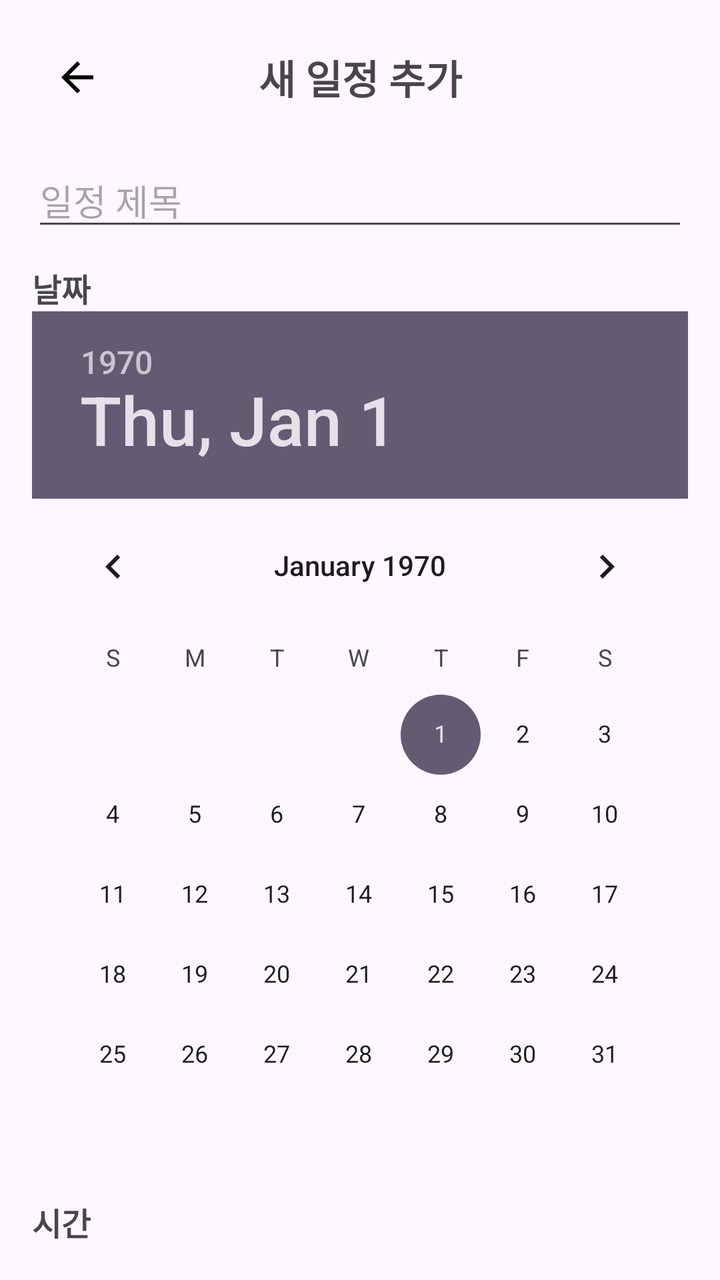
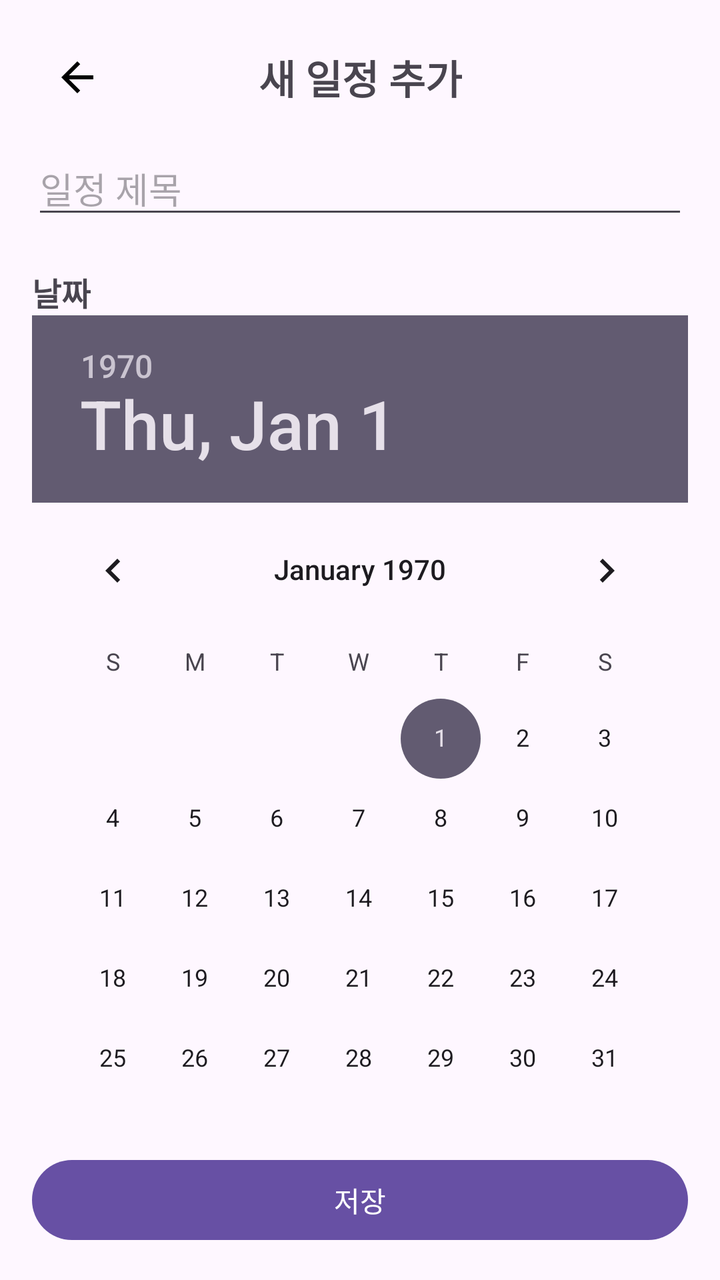

Compare the two renders of this Android layout. The source of the first and the diff that turns it into the second are given below.
<!-- AndroidManifest.xml: application theme Theme.MyApplication -->
<!-- res/layout/fragment_schedule_bottom_sheet.xml -->
<?xml version="1.0" encoding="utf-8"?>
<androidx.constraintlayout.widget.ConstraintLayout
    xmlns:android="http://schemas.android.com/apk/res/android"
    xmlns:app="http://schemas.android.com/apk/res-auto"
    android:layout_width="match_parent"
    android:layout_height="wrap_content"
    android:padding="16dp">

    
    <ImageButton
        android:id="@+id/btnBack"
        android:layout_width="45dp"
        android:layout_height="45dp"
        android:background="?attr/selectableItemBackgroundBorderless"
        android:src="@drawable/ic_back"
        android:contentDescription="뒤로가기"
        app:tint="@android:color/black"
        app:layout_constraintStart_toStartOf="parent"
        app:layout_constraintTop_toTopOf="parent" />

    
    <TextView
        android:id="@+id/tvBottomSheetTitle"
        android:layout_width="0dp"
        android:layout_height="wrap_content"
        android:text="새 일정 추가"
        android:textSize="20sp"
        android:textStyle="bold"
        android:gravity="center"
        app:layout_constraintStart_toStartOf="parent"
        app:layout_constraintEnd_toEndOf="parent"
        app:layout_constraintTop_toTopOf="@id/btnBack"
        app:layout_constraintBottom_toBottomOf="@id/btnBack" />

    
    <EditText
        android:id="@+id/editScheduleTitle"
        android:layout_width="0dp"
        android:layout_height="wrap_content"
        android:hint="일정 제목"
        android:inputType="text"
        android:maxLines="1"
        android:singleLine="true"
        android:layout_marginTop="16dp"
        app:layout_constraintTop_toBottomOf="@id/btnBack"
        app:layout_constraintStart_toStartOf="parent"
        app:layout_constraintEnd_toEndOf="parent" />

    
    <TextView
        android:id="@+id/tvDateLabel"
        android:layout_width="wrap_content"
        android:layout_height="wrap_content"
        android:text="날짜"
        android:textSize="16sp"
        android:textStyle="bold"
        android:layout_marginTop="12dp"
        app:layout_constraintTop_toBottomOf="@id/editScheduleTitle"
        app:layout_constraintStart_toStartOf="parent" />

    
    <DatePicker
        android:id="@+id/datePicker"
        android:layout_width="0dp"
        android:layout_height="wrap_content"
        android:calendarViewShown="true"
        android:spinnersShown="false"
        app:layout_constraintTop_toBottomOf="@id/tvDateLabel"
        app:layout_constraintStart_toStartOf="parent"
        app:layout_constraintEnd_toEndOf="parent" />

    
    <TextView
        android:id="@+id/tvTimeLabel"
        android:layout_width="wrap_content"
        android:layout_height="wrap_content"
        android:text="시간"
        android:textSize="16sp"
        android:textStyle="bold"
        android:layout_marginTop="12dp"
        app:layout_constraintTop_toBottomOf="@id/datePicker"
        app:layout_constraintStart_toStartOf="parent" />

    
    <LinearLayout
        android:id="@+id/layoutTime"
        android:layout_width="0dp"
        android:layout_height="wrap_content"
        android:orientation="horizontal"
        android:gravity="center_vertical"
        android:layout_marginTop="4dp"
        app:layout_constraintTop_toBottomOf="@id/tvTimeLabel"
        app:layout_constraintStart_toStartOf="parent"
        app:layout_constraintEnd_toEndOf="parent">

        
        <EditText
            android:id="@+id/editStartTime"
            android:layout_width="0dp"
            android:layout_height="wrap_content"
            android:layout_weight="1"
            android:hint="시작 (예: 0930)"
            android:inputType="number"
            android:maxLength="5"
            android:textSize="15sp" />

        <TextView
            android:layout_width="wrap_content"
            android:layout_height="wrap_content"
            android:layout_marginHorizontal="8dp"
            android:text="~" />

        
        <EditText
            android:id="@+id/editEndTime"
            android:layout_width="0dp"
            android:layout_height="wrap_content"
            android:layout_weight="1"
            android:hint="종료 (예: 1030)"
            android:inputType="number"
            android:maxLength="5"
            android:textSize="15sp" />
    </LinearLayout>

    
    <EditText
        android:id="@+id/editScheduleDetail"
        android:layout_width="0dp"
        android:layout_height="wrap_content"
        android:hint="상세 내용"
        android:inputType="textMultiLine"
        android:minLines="3"
        android:gravity="top|start"
        android:layout_marginTop="8dp"
        app:layout_constraintTop_toBottomOf="@id/layoutTime"
        app:layout_constraintStart_toStartOf="parent"
        app:layout_constraintEnd_toEndOf="parent" />

    
    <TextView
        android:id="@+id/tvAlarmLabel"
        android:layout_width="wrap_content"
        android:layout_height="wrap_content"
        android:text="알림"
        android:textSize="16sp"
        android:textStyle="bold"
        android:layout_marginTop="12dp"
        app:layout_constraintTop_toBottomOf="@id/editScheduleDetail"
        app:layout_constraintStart_toStartOf="parent" />

    
    <Button
        android:id="@+id/btnSaveSchedule"
        android:layout_width="0dp"
        android:layout_height="wrap_content"
        android:text="저장"
        android:layout_marginTop="16dp"
        app:layout_constraintTop_toBottomOf="@id/tvAlarmLabel"
        app:layout_constraintStart_toStartOf="parent"
        app:layout_constraintEnd_toEndOf="parent"
        app:layout_constraintBottom_toBottomOf="parent" />

</androidx.constraintlayout.widget.ConstraintLayout>
<!-- resources referenced by this layout -->
<resources>
  <!-- drawable ic_back (drawable) -->
  <vector xmlns:android="http://schemas.android.com/apk/res/android" android:autoMirrored="true" android:height="24dp" android:tint="#000000" android:viewportHeight="960" android:viewportWidth="960" android:width="24dp">
        
      <path android:fillColor="@android:color/white" android:pathData="M313,520L537,744L480,800L160,480L480,160L537,216L313,440L800,440L800,520L313,520Z"/>
      
  </vector>
  <style name="Theme.MyApplication" parent="Theme.Material3.DayNight.NoActionBar">
          
      </style>
</resources>

<!-- the commit's change to res/layout/fragment_schedule_bottom_sheet.xml (unified diff, before → after) -->
@@ -1,163 +1,195 @@
 <?xml version="1.0" encoding="utf-8"?>
-<androidx.constraintlayout.widget.ConstraintLayout
+<LinearLayout
     xmlns:android="http://schemas.android.com/apk/res/android"
     xmlns:app="http://schemas.android.com/apk/res-auto"
     android:layout_width="match_parent"
-    android:layout_height="wrap_content"
+    android:layout_height="match_parent"
+    android:orientation="vertical"
     android:padding="16dp">
 
-    
-    <ImageButton
-        android:id="@+id/btnBack"
-        android:layout_width="45dp"
-        android:layout_height="45dp"
-        android:background="?attr/selectableItemBackgroundBorderless"
-        android:src="@drawable/ic_back"
-        android:contentDescription="뒤로가기"
-        app:tint="@android:color/black"
-        app:layout_constraintStart_toStartOf="parent"
-        app:layout_constraintTop_toTopOf="parent" />
+    <androidx.constraintlayout.widget.ConstraintLayout
+        android:layout_width="match_parent"
+        android:layout_height="wrap_content"
+        android:layout_marginBottom="10dp">
 
-    
-    <TextView
-        android:id="@+id/tvBottomSheetTitle"
-        android:layout_width="0dp"
-        android:layout_height="wrap_content"
-        android:text="새 일정 추가"
-        android:textSize="20sp"
-        android:textStyle="bold"
-        android:gravity="center"
-        app:layout_constraintStart_toStartOf="parent"
-        app:layout_constraintEnd_toEndOf="parent"
-        app:layout_constraintTop_toTopOf="@id/btnBack"
-        app:layout_constraintBottom_toBottomOf="@id/btnBack" />
-
-    
-    <EditText
-        android:id="@+id/editScheduleTitle"
-        android:layout_width="0dp"
-        android:layout_height="wrap_content"
-        android:hint="일정 제목"
-        android:inputType="text"
-        android:maxLines="1"
-        android:singleLine="true"
-        android:layout_marginTop="16dp"
-        app:layout_constraintTop_toBottomOf="@id/btnBack"
-        app:layout_constraintStart_toStartOf="parent"
-        app:layout_constraintEnd_toEndOf="parent" />
-
-    
-    <TextView
-        android:id="@+id/tvDateLabel"
-        android:layout_width="wrap_content"
-        android:layout_height="wrap_content"
-        android:text="날짜"
-        android:textSize="16sp"
-        android:textStyle="bold"
-        android:layout_marginTop="12dp"
-        app:layout_constraintTop_toBottomOf="@id/editScheduleTitle"
-        app:layout_constraintStart_toStartOf="parent" />
-
-    
-    <DatePicker
-        android:id="@+id/datePicker"
-        android:layout_width="0dp"
-        android:layout_height="wrap_content"
-        android:calendarViewShown="true"
-        android:spinnersShown="false"
-        app:layout_constraintTop_toBottomOf="@id/tvDateLabel"
-        app:layout_constraintStart_toStartOf="parent"
-        app:layout_constraintEnd_toEndOf="parent" />
-
-    
-    <TextView
-        android:id="@+id/tvTimeLabel"
-        android:layout_width="wrap_content"
-        android:layout_height="wrap_content"
-        android:text="시간"
-        android:textSize="16sp"
-        android:textStyle="bold"
-        android:layout_marginTop="12dp"
-        app:layout_constraintTop_toBottomOf="@id/datePicker"
-        app:layout_constraintStart_toStartOf="parent" />
-
-    
-    <LinearLayout
-        android:id="@+id/layoutTime"
-        android:layout_width="0dp"
-        android:layout_height="wrap_content"
-        android:orientation="horizontal"
-        android:gravity="center_vertical"
-        android:layout_marginTop="4dp"
-        app:layout_constraintTop_toBottomOf="@id/tvTimeLabel"
-        app:layout_constraintStart_toStartOf="parent"
-        app:layout_constraintEnd_toEndOf="parent">
-
-        
-        <EditText
-            android:id="@+id/editStartTime"
-            android:layout_width="0dp"
-            android:layout_height="wrap_content"
-            android:layout_weight="1"
-            android:hint="시작 (예: 0930)"
-            android:inputType="number"
-            android:maxLength="5"
-            android:textSize="15sp" />
+        <ImageButton
+            android:id="@+id/btnBack"
+            android:layout_width="45dp"
+            android:layout_height="45dp"
+            android:background="?attr/selectableItemBackgroundBorderless"
+            android:src="@drawable/ic_back"
+            android:contentDescription="뒤로가기"
+            app:tint="@android:color/black"
+            app:layout_constraintStart_toStartOf="parent"
+            app:layout_constraintTop_toTopOf="parent"
+            app:layout_constraintBottom_toBottomOf="parent" />
 
         <TextView
+            android:id="@+id/tvBottomSheetTitle"
             android:layout_width="wrap_content"
             android:layout_height="wrap_content"
-            android:layout_marginHorizontal="8dp"
-            android:text="~" />
+            android:text="새 일정 추가"
+            android:textSize="20sp"
+            android:textStyle="bold"
+            app:layout_constraintStart_toStartOf="parent"
+            app:layout_constraintEnd_toEndOf="parent"
+            app:layout_constraintTop_toTopOf="parent"
+            app:layout_constraintBottom_toBottomOf="parent" />
+    </androidx.constraintlayout.widget.ConstraintLayout>
 
-        
-        <EditText
-            android:id="@+id/editEndTime"
-            android:layout_width="0dp"
+    <androidx.core.widget.NestedScrollView
+        android:layout_width="match_parent"
+        android:layout_height="0dp"
+        android:layout_weight="1"
+        android:fillViewport="true">
+
+        <LinearLayout
+            android:layout_width="match_parent"
             android:layout_height="wrap_content"
-            android:layout_weight="1"
-            android:hint="종료 (예: 1030)"
-            android:inputType="number"
-            android:maxLength="5"
-            android:textSize="15sp" />
-    </LinearLayout>
+            android:orientation="vertical">
 
-    
-    <EditText
-        android:id="@+id/editScheduleDetail"
-        android:layout_width="0dp"
-        android:layout_height="wrap_content"
-        android:hint="상세 내용"
-        android:inputType="textMultiLine"
-        android:minLines="3"
-        android:gravity="top|start"
-        android:layout_marginTop="8dp"
-        app:layout_constraintTop_toBottomOf="@id/layoutTime"
-        app:layout_constraintStart_toStartOf="parent"
-        app:layout_constraintEnd_toEndOf="parent" />
+            <EditText
+                android:id="@+id/editScheduleTitle"
+                android:layout_width="match_parent"
+                android:layout_height="wrap_content"
+                android:hint="일정 제목"
+                android:inputType="text"
+                android:maxLines="1"
+                android:singleLine="true" />
 
-    
-    <TextView
-        android:id="@+id/tvAlarmLabel"
-        android:layout_width="wrap_content"
-        android:layout_height="wrap_content"
-        android:text="알림"
-        android:textSize="16sp"
-        android:textStyle="bold"
-        android:layout_marginTop="12dp"
-        app:layout_constraintTop_toBottomOf="@id/editScheduleDetail"
-        app:layout_constraintStart_toStartOf="parent" />
+            <TextView
+                android:id="@+id/tvDateLabel"
+                android:layout_width="wrap_content"
+                android:layout_height="wrap_content"
+                android:text="날짜"
+                android:textSize="16sp"
+                android:textStyle="bold"
+                android:layout_marginTop="20dp" />
 
-    
+            <DatePicker
+                android:id="@+id/datePicker"
+                android:layout_width="match_parent"
+                android:layout_height="wrap_content"
+                android:calendarViewShown="true"
+                android:spinnersShown="false" />
+
+            <TextView
+                android:id="@+id/tvTimeLabel"
+                android:layout_width="wrap_content"
+                android:layout_height="wrap_content"
+                android:text="시간"
+                android:textSize="16sp"
+                android:textStyle="bold"
+                android:layout_marginTop="12dp" />
+
+            <LinearLayout
+                android:id="@+id/layoutTime"
+                android:layout_width="match_parent"
+                android:layout_height="wrap_content"
+                android:orientation="horizontal"
+                android:gravity="center_vertical"
+                android:layout_marginTop="4dp">
+
+                <EditText
+                    android:id="@+id/editStartTime"
+                    android:layout_width="0dp"
+                    android:layout_height="wrap_content"
+                    android:layout_weight="1"
+                    android:hint="시작 (예: 0930)"
+                    android:inputType="number"
+                    android:maxLength="5"
+                    android:textSize="15sp" />
+
+                <TextView
+                    android:layout_width="wrap_content"
+                    android:layout_height="wrap_content"
+                    android:layout_marginHorizontal="8dp"
+                    android:text="~" />
+
+                <EditText
+                    android:id="@+id/editEndTime"
+                    android:layout_width="0dp"
+                    android:layout_height="wrap_content"
+                    android:layout_weight="1"
+                    android:hint="종료 (예: 1030)"
+                    android:inputType="number"
+                    android:maxLength="5"
+                    android:textSize="15sp" />
+            </LinearLayout>
+
+            <EditText
+                android:id="@+id/editScheduleDetail"
+                android:layout_width="match_parent"
+                android:layout_height="wrap_content"
+                android:hint="상세 내용"
+                android:inputType="textMultiLine"
+                android:minLines="3"
+                android:gravity="top|start"
+                android:layout_marginTop="8dp" />
+
+            <LinearLayout
+                android:id="@+id/layoutAlarmHeader"
+                android:layout_width="match_parent"
+                android:layout_height="wrap_content"
+                android:orientation="horizontal"
+                android:gravity="center_vertical"
+                android:layout_marginTop="12dp">
+
+                <TextView
+                    android:id="@+id/tvAlarmLabel"
+                    android:layout_width="wrap_content"
+                    android:layout_height="wrap_content"
+                    android:text="알림"
+                    android:textSize="16sp"
+                    android:textStyle="bold" />
+
+                <ImageButton
+                    android:id="@+id/btnAlarmToggle"
+                    android:layout_width="36dp"
+                    android:layout_height="36dp"
+                    android:src="@drawable/outline_alarm_off_24"
+                    android:background="?attr/selectableItemBackgroundBorderless"
+                    android:contentDescription="알림 켜기"
+                    android:layout_marginStart="8dp"
+                    app:tint="@android:color/black" />
+            </LinearLayout>
+
+            <LinearLayout
+                android:id="@+id/layoutAlarmDetail"
+                android:layout_width="match_parent"
+                android:layout_height="wrap_content"
+                android:orientation="vertical"
+                android:visibility="gone"
+                android:layout_marginTop="8dp"
+                android:paddingBottom="10dp">
+
+                <EditText
+                    android:id="@+id/editAlarmTime"
+                    android:layout_width="match_parent"
+                    android:layout_height="wrap_content"
+                    android:hint="알림 시간 (예: 0930)"
+                    android:inputType="number"
+                    android:maxLength="5"
+                    android:textSize="15sp"
+                    android:layout_marginBottom="4dp" />
+
+                <EditText
+                    android:id="@+id/editAlarmContent"
+                    android:layout_width="match_parent"
+                    android:layout_height="wrap_content"
+                    android:hint="알림 내용"
+                    android:inputType="text"
+                    android:textSize="15sp" />
+            </LinearLayout>
+
+        </LinearLayout>
+    </androidx.core.widget.NestedScrollView>
+
     <Button
         android:id="@+id/btnSaveSchedule"
-        android:layout_width="0dp"
+        android:layout_width="match_parent"
         android:layout_height="wrap_content"
         android:text="저장"
-        android:layout_marginTop="16dp"
-        app:layout_constraintTop_toBottomOf="@id/tvAlarmLabel"
-        app:layout_constraintStart_toStartOf="parent"
-        app:layout_constraintEnd_toEndOf="parent"
-        app:layout_constraintBottom_toBottomOf="parent" />
+        android:layout_marginTop="10dp" />
 
-</androidx.constraintlayout.widget.ConstraintLayout>
+</LinearLayout>
<!-- resource entries referenced after the edit -->
@@ -6,6 +6,12 @@
       <path android:fillColor="@android:color/white" android:pathData="M313,520L537,744L480,800L160,480L480,160L537,216L313,440L800,440L800,520L313,520Z"/>
       
   </vector>
+  <!-- drawable outline_alarm_off_24 (drawable) -->
+  <vector xmlns:android="http://schemas.android.com/apk/res/android" android:height="24dp" android:tint="#757575" android:viewportHeight="960" android:viewportWidth="960" android:width="24dp">
+        
+      <path android:fillColor="@android:color/white" android:pathData="M798,690L738,630Q749,603 754.5,577.5Q760,552 760,524Q760,408 678,324Q596,240 480,240Q452,240 426,244.5Q400,249 374,260L314,200Q352,180 393.5,170Q435,160 480,160Q554,160 619.5,188Q685,216 734,265.5Q783,315 811.5,381Q840,447 840,524Q840,569 829,610.5Q818,652 798,690ZM850,320L680,150L736,94L906,264L850,320ZM820,936L694,810Q649,843 594.5,861.5Q540,880 480,880Q406,880 340.5,852Q275,824 226,776Q177,728 148.5,663Q120,598 120,524Q120,462 138.5,407.5Q157,353 192,308L158,274L110,322L54,266L102,218L28,144L84,88L876,880L820,936ZM480,801Q522,801 562,788Q602,775 636,752L248,366Q225,401 212.5,441.5Q200,482 200,524Q200,640 282,720.5Q364,801 480,801ZM442,559Q442,559 442,559Q442,559 442,559Q442,559 442,559Q442,559 442,559L442,559Q442,559 442,559Q442,559 442,559ZM556,445L556,445Q556,445 556,445Q556,445 556,445Q556,445 556,445Q556,445 556,445Q556,445 556,445Q556,445 556,445Z"/>
+      
+  </vector>
   <style name="Theme.MyApplication" parent="Theme.Material3.DayNight.NoActionBar">
           
       </style>
